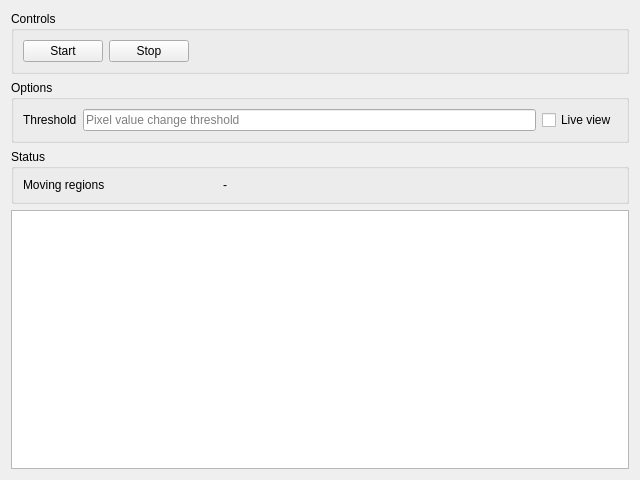
First picture: the form in plugin/noob_md/noob_md.ui, repository khoinguyen216/acv, before the edit.
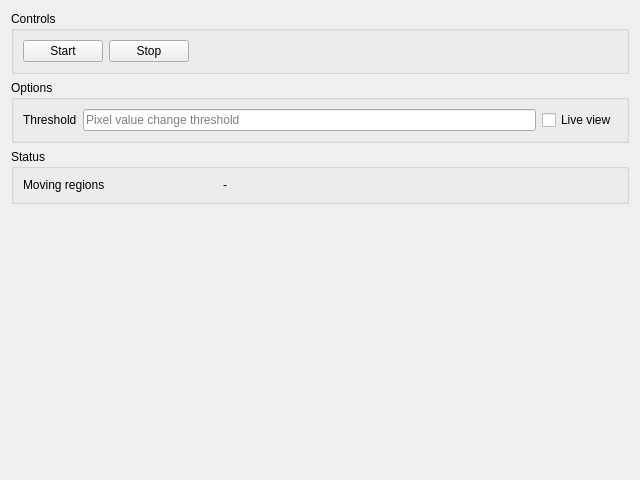
Second picture: the form after the edit.

Diff of the .ui file:
```diff
--- a/plugin/noob_md/noob_md.ui
+++ b/plugin/noob_md/noob_md.ui
@@ -111,7 +111,17 @@
     </widget>
    </item>
    <item>
-    <widget class="QGraphicsView" name="frameView"/>
+    <widget class="QGraphicsView" name="frameView">
+     <property name="styleSheet">
+      <string notr="true">background: transparent;</string>
+     </property>
+     <property name="frameShape">
+      <enum>QFrame::NoFrame</enum>
+     </property>
+     <property name="frameShadow">
+      <enum>QFrame::Plain</enum>
+     </property>
+    </widget>
    </item>
   </layout>
  </widget>
```
